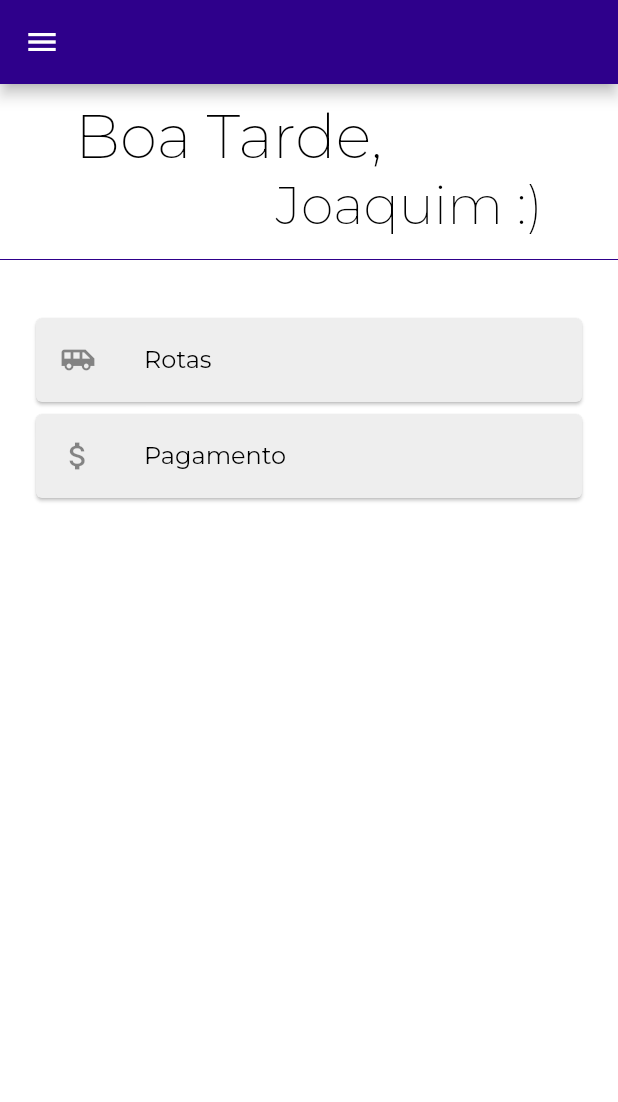
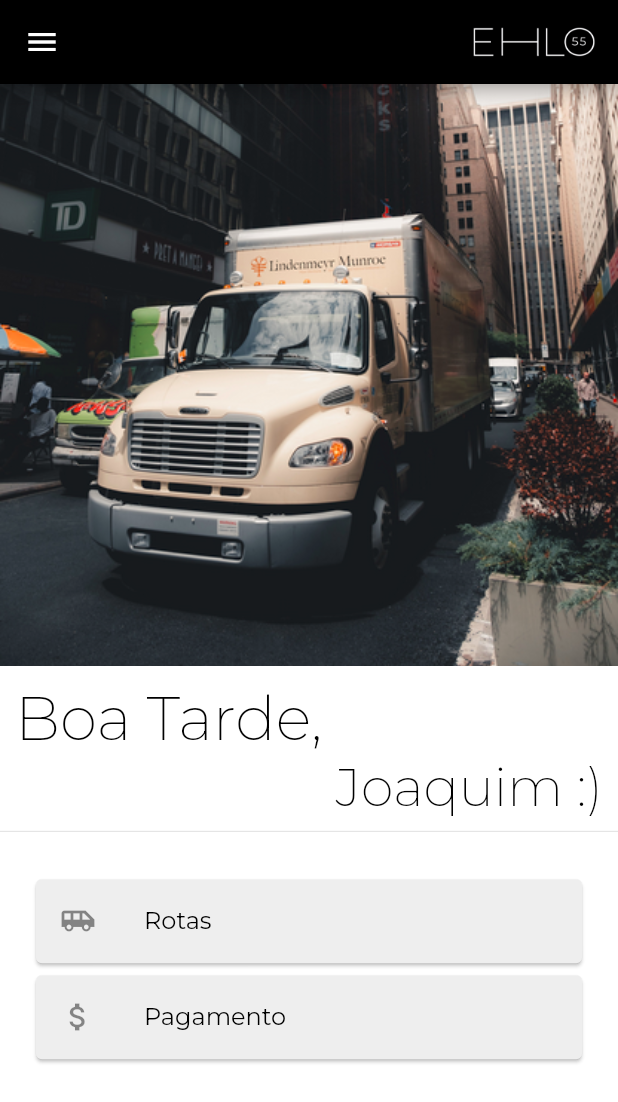
Before and after one commit to pedromtelho/BrasaHacks, a Flutter app: the DriverView screen opened by its route, on a phone screen of 412 x 824 dp. Shown: the top 1102 px of the screen. Run offline on Flutter 3.47's test engine with Material 2 defaults, Android fonts, the phone set to English and light mode, and no system bars; our stand-ins replace google_fonts, qr_flutter; missing offline and left inert: barcode_scan, swipe_button; network calls fail.

Commit message:
driver view new set

```diff
--- a/ehlo55front/lib/components/DriverView/ListCards.dart
+++ b/ehlo55front/lib/components/DriverView/ListCards.dart
@@ -76,6 +76,7 @@ class _ListCardsState extends State<ListCards> {
   @override
   Widget build(BuildContext context) {
     return Expanded(
+      flex: 3,
       child: ListView(
         scrollDirection: Axis.vertical,
         shrinkWrap: true,
--- a/ehlo55front/lib/views/DriverViews/DriverView.dart
+++ b/ehlo55front/lib/views/DriverViews/DriverView.dart
@@ -32,22 +32,28 @@ class _DriverViewState extends State<DriverView> {
         textCard: "Pagamento",
         icon: Icon(Icons.attach_money),
         onTap: "pay",
-      )
+      ),
     ];
 
     return MyHomePage(
-      colorAppBar: HexColor("#2E008B"),
+      colorAppBar: HexColor("#000000"),
       component: Container(
         child: Column(
+          // mainAxisAlignment: MainAxisAlignment.spaceEvenly,
           children: <Widget>[
-            Flex(
-              direction: Axis.horizontal,
-              mainAxisSize: MainAxisSize.max,
+            Image.asset(
+              "assets/driverView.png",
+              fit: BoxFit.fitWidth,
+            ),
+            Flexible(
+              flex: 1,
+              child: Row(
                 mainAxisAlignment: MainAxisAlignment.start,
                 children: <Widget>[
                   Padding(
-                  padding: EdgeInsets.fromLTRB(50, 10, 0, 0),
+                    padding: EdgeInsets.fromLTRB(10.0, 10.0, 10.0, 0.0),
                     child: TextMont(
+                      color: HexColor("#000000"),
                       fontWeight: FontWeight.w200,
                       text: "Boa Tarde,",
                       textSize: 40,
@@ -55,26 +61,26 @@ class _DriverViewState extends State<DriverView> {
                   ),
                 ],
               ),
-            Flex(
-              direction: Axis.horizontal,
-              mainAxisSize: MainAxisSize.max,
+            ),
+            Flexible(
+              flex: 1,
+              child: Row(
                 mainAxisAlignment: MainAxisAlignment.end,
                 children: <Widget>[
                   Padding(
-                  padding: EdgeInsets.fromLTRB(0, 0, 50, 0),
+                    padding: EdgeInsets.fromLTRB(10.0, 0.0, 10.0, 0.0),
                     child: TextMont(
+                      color: HexColor("#000000"),
                       fontWeight: FontWeight.w200,
                       text: "Joaquim :)",
                       textSize: 35,
-                    textAlign: TextAlign.right,
+                      textAlign: TextAlign.justify,
                     ),
                   ),
                 ],
               ),
-            Divider(
-              color: HexColor("#2E008B"),
-              height: 30,
             ),
+            Divider(),
             ListCards(cardsList),
           ],
         ),
--- a/ehlo55front/lib/views/MarketView/ConfirmationScreen.dart
+++ b/ehlo55front/lib/views/MarketView/ConfirmationScreen.dart
@@ -248,15 +248,10 @@ class _ConfirmationScreenState extends State<ConfirmationScreen> {
                   ),
                 ),
               ),
-              FlatButton(
-                  onPressed: () {
-                    print(composeJson());
-                  },
-                  child: new Text('test'))
-              // DragButton(
-              //   route: "/Valid",
-              //   object: InfoMarketPayment(composeJson()),
-              // )
+              DragButton(
+                route: "/Valid",
+                object: InfoMarketPayment(composeJson()),
+              )
             ],
           ),
         ),
--- a/ehlo55front/lib/views/MyHomePage.dart
+++ b/ehlo55front/lib/views/MyHomePage.dart
@@ -22,6 +22,7 @@ class _MyHomePageState extends State<MyHomePage> {
   Widget build(BuildContext context) {
     return Scaffold(
       appBar: AppBar(
+        actions: <Widget>[Image.asset("assets/logo.png")],
         title: widget.titleAppBar,
         backgroundColor: widget.colorAppBar,
       ),
--- a/ehlo55front/pubspec.yaml
+++ b/ehlo55front/pubspec.yaml
@@ -49,6 +49,7 @@ flutter:
   assets:
     - assets/logo.png
     - assets/inicialRole.png
+    - assets/driverView.png
 
 
   # To add assets to your application, add an assets section, like this:
```
Also changed, not shown: ehlo55front/assets/DriverView.png (added), ehlo55front/assets/driverView.png (added). Lines whose indentation alone changed are shown as unchanged.
